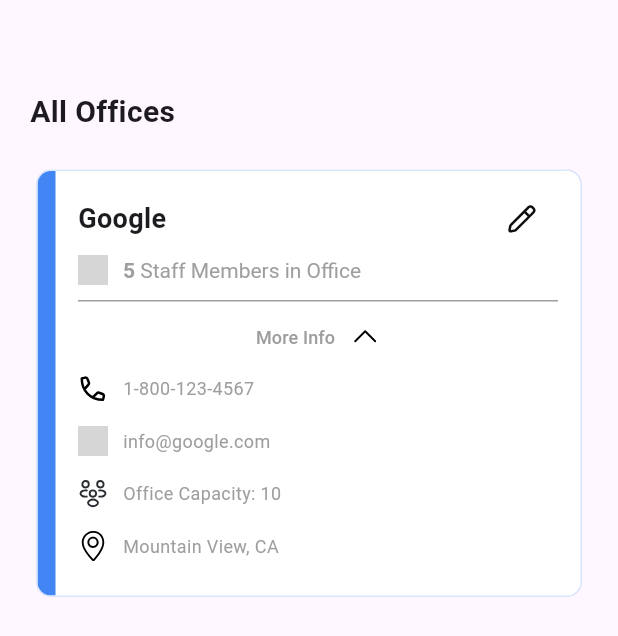
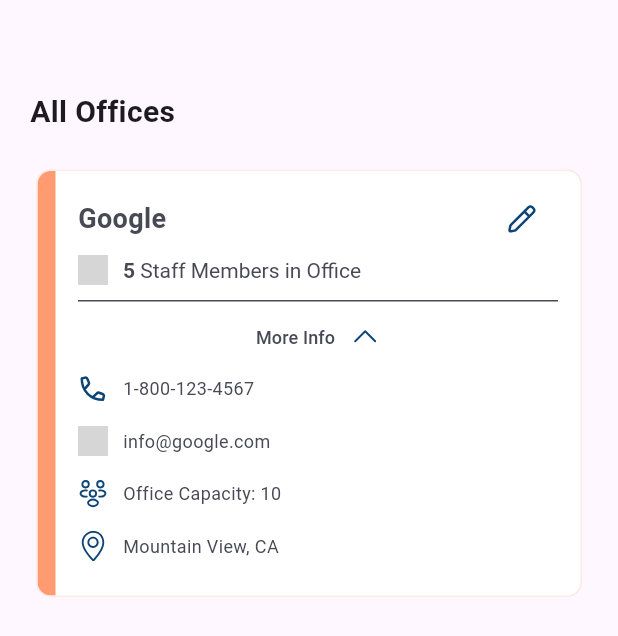
Before and after one commit to BotsheloRamela/OfficeMate, a Flutter app: the screen it shows after launch, after a tap on "More Info", on a phone screen of 412 x 824 dp. Shown: the top 636 px of the screen. Run offline on Flutter 3.47's test engine with Material 3 defaults, Android fonts, the phone set to English and light mode, and no system bars; our stand-ins replace firebase_core, firebase_database, flutter_svg, logger; accounts and stored records are empty; generated files the repository leaves out were written again; grey boxes are pictures that could not be loaded.

Commit message:
Add custom app colors

```diff
--- a/lib/ui/screens/home_screen.dart
+++ b/lib/ui/screens/home_screen.dart
@@ -35,7 +35,7 @@
                 occupantsCount: 5,
                 officeCapacity: 10,
                 location: 'Mountain View, CA',
-                officeColor: '0xFF4285F4',
+                officeColor: '0xFFFE9B70',
                 email: 'info@google.com',
                 phone: '1-800-123-4567',
               )
--- a/lib/ui/widgets/office_card.dart
+++ b/lib/ui/widgets/office_card.dart
@@ -113,11 +113,16 @@
             style: const TextStyle(
               fontSize: AppConstants.lgFontSize,
               fontWeight: FontWeight.bold,
+              color: AppColors.secondaryColor
             ),
           ),
           const Spacer(),
           IconButton(
-            icon: SvgPicture.asset(CustomIcons.edit, width: AppConstants.defaultCustomIconSize,),
+            icon: SvgPicture.asset(
+              CustomIcons.edit,
+              width: AppConstants.defaultCustomIconSize,
+              colorFilter: const ColorFilter.mode(AppColors.primaryColor, BlendMode.srcIn),
+            ),
             onPressed: () {
               // TODO: Implement edit functionality
             },
@@ -136,14 +141,14 @@
                   style: const TextStyle(
                     fontSize: AppConstants.smFontSize,
                     fontWeight: FontWeight.bold, // Making the count bold
-                    color: Colors.grey,
+                    color: AppColors.secondaryColor,
                   ),
                 ),
                 const TextSpan(
                   text: ' Staff Members in Office',
                   style: TextStyle(
                     fontSize: AppConstants.smFontSize,
-                    color: Colors.grey,
+                    color: AppColors.secondaryColor,
                   ),
                 ),
               ],
@@ -153,7 +158,7 @@
       ),
       const SizedBox(height: 10),
       const Divider(
-        color: Colors.grey,
+        color: AppColors.secondaryColor,
         height: 1,
       ),
       // const SizedBox(height: 5),
@@ -172,7 +177,7 @@
               'More Info',
               style: TextStyle(
                 fontSize: AppConstants.xsFontSize,
-                color: Colors.grey,
+                color: AppColors.secondaryColor,
               ),
             ),
             const SizedBox(width: 10),
@@ -182,6 +187,7 @@
               child: SvgPicture.asset(
                 CustomIcons.chevron,
                 width: AppConstants.defaultCustomIconSize,
+                colorFilter: const ColorFilter.mode(AppColors.primaryColor, BlendMode.srcIn),
               ),
             )
           ],
@@ -196,13 +202,17 @@
     children: [
       Row(
         children: [
-          SvgPicture.asset(CustomIcons.phone, width: AppConstants.defaultCustomIconSize),
+          SvgPicture.asset(
+            CustomIcons.phone,
+            width: AppConstants.defaultCustomIconSize,
+            colorFilter: const ColorFilter.mode(AppColors.primaryColor, BlendMode.srcIn),
+          ),
           const SizedBox(width: 10),
           Text(
             phone,
             style: const TextStyle(
               fontSize: AppConstants.xsFontSize,
-              color: Colors.grey,
+              color: AppColors.secondaryColor,
             ),
           ),
         ],
@@ -210,13 +220,17 @@
       const SizedBox(height: 15),
       Row(
         children: [
-          SvgPicture.asset(CustomIcons.email, width: AppConstants.defaultCustomIconSize),
+          SvgPicture.asset(
+            CustomIcons.email,
+            width: AppConstants.defaultCustomIconSize,
+            colorFilter: const ColorFilter.mode(AppColors.primaryColor, BlendMode.srcIn),
+          ),
           const SizedBox(width: 10),
           Text(
             email,
             style: const TextStyle(
               fontSize: AppConstants.xsFontSize,
-              color: Colors.grey,
+              color: AppColors.secondaryColor,
             ),
           ),
         ],
@@ -224,13 +238,17 @@
       const SizedBox(height: 15),
       Row(
         children: [
-          SvgPicture.asset(CustomIcons.filledPeople, width: AppConstants.defaultCustomIconSize),
+          SvgPicture.asset(
+            CustomIcons.filledPeople,
+            width: AppConstants.defaultCustomIconSize,
+            colorFilter: const ColorFilter.mode(AppColors.primaryColor, BlendMode.srcIn),
+          ),
           const SizedBox(width: 10),
           Text(
             "Office Capacity: $officeCapacity",
             style: const TextStyle(
               fontSize: AppConstants.xsFontSize,
-              color: Colors.grey,
+              color: AppColors.secondaryColor,
             ),
           ),
         ],
@@ -238,13 +256,17 @@
       const SizedBox(height: 15),
       Row(
         children: [
-          SvgPicture.asset(CustomIcons.location, width: AppConstants.defaultCustomIconSize),
+          SvgPicture.asset(
+            CustomIcons.location,
+            width: AppConstants.defaultCustomIconSize,
+            colorFilter: const ColorFilter.mode(AppColors.primaryColor, BlendMode.srcIn),
+          ),
           const SizedBox(width: 10),
           Text(
             location,
             style: const TextStyle(
               fontSize: AppConstants.xsFontSize,
-              color: Colors.grey,
+              color: AppColors.secondaryColor,
             ),
           ),
         ],
--- a/lib/utils/constants.dart
+++ b/lib/utils/constants.dart
@@ -1,3 +1,5 @@
+import 'dart:ui';
+
 class AppConstants {
   static const double defaultBorderRadius = 15.0;
   static const double textFieldBorderRadius = 15.0;
@@ -11,3 +13,8 @@
   static const double smButtonHeight = 40.0;
   static const double defaultCustomIconSize = 20.0;
 }
+
+class AppColors {
+  static const Color primaryColor = Color(0xFF0D4477);
+  static const Color secondaryColor = Color(0xFF484954);
+}
```
Also changed, not shown: pubspec.lock.
